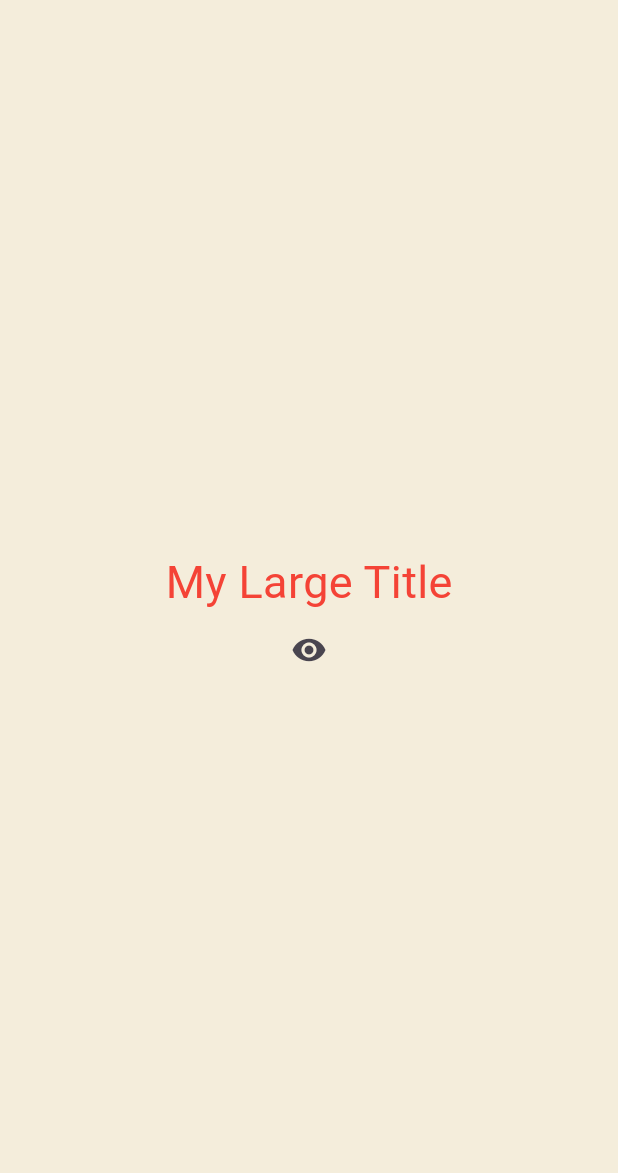
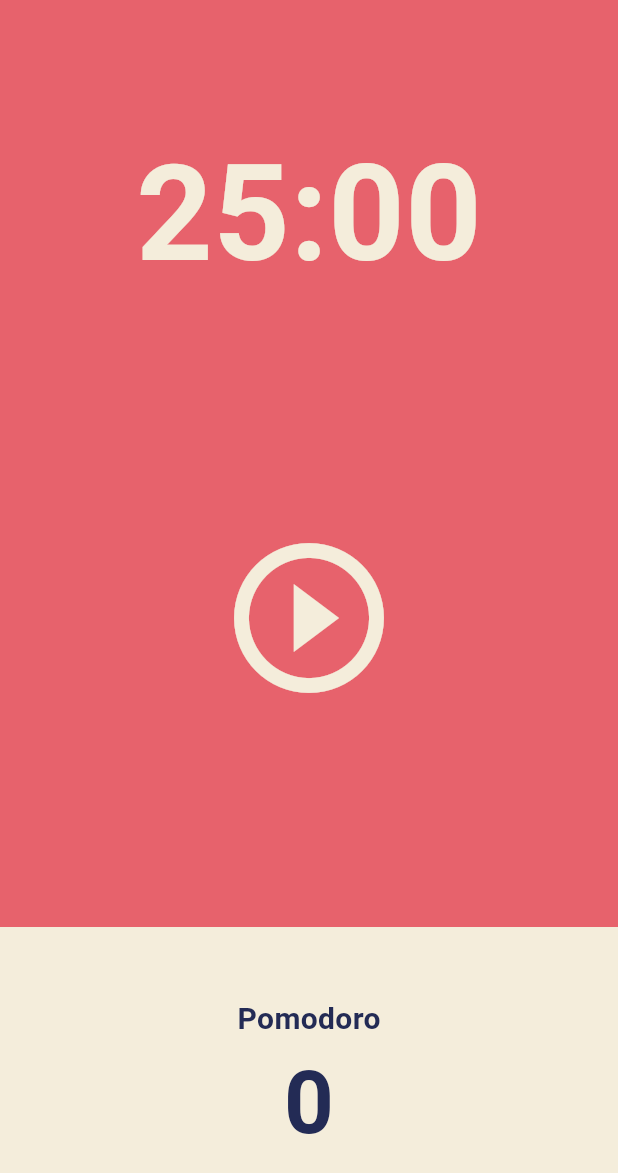
Before and after one commit to dongyoon7212/flutter_study, a Flutter app: the screen it shows after launch, on a phone screen of 412 x 824 dp. Shown: the top 1173 px of the screen. Run offline on Flutter 3.47's test engine with Material 3 defaults, Android fonts, the phone set to English and light mode, and no system bars.

Commit message:
Feat: Pomodoro App User Interface

```diff
--- a/lib/main.dart
+++ b/lib/main.dart
@@ -1,85 +1,28 @@
 import 'package:flutter/material.dart';
+import 'package:toonflix/screens/home_screen.dart';
 
 void main() {
   runApp(const App());
 }
 
-class App extends StatefulWidget {
+class App extends StatelessWidget {
   const App({super.key});
-
-  @override
-  State<App> createState() => _AppState();
-}
-
-class _AppState extends State<App> {
-  bool showTitle = true;
-
-  void toggleTitle() {
-    setState(() {
-      showTitle = !showTitle;
-    });
-  }
 
   @override
   Widget build(BuildContext context) {
     return MaterialApp(
       theme: ThemeData(
-        textTheme: TextTheme(
-          titleLarge: TextStyle(
-            color: Colors.red,
+        scaffoldBackgroundColor: const Color(0xffE7626C),
+        textTheme: const TextTheme(
+          headlineLarge: TextStyle(
+            color: Color(0xFF232B55),
           ),
         ),
+        cardColor: const Color(0xFFF4EDDB),
       ),
-      home: Scaffold(
-        backgroundColor: const Color(0xfff4eddb),
-        body: Center(
-          child: Column(
-            mainAxisAlignment: MainAxisAlignment.center,
-            children: [
-              showTitle ? MyLargeTitle() : Text("Nothing"),
-              IconButton(
-                onPressed: toggleTitle,
-                icon: Icon(Icons.remove_red_eye),
-              )
-            ],
-          ),
-        ),
+      home: const Scaffold(
+        body: HomeScreen(),
       ),
     );
   }
 }
-
-class MyLargeTitle extends StatefulWidget {
-  const MyLargeTitle({
-    super.key,
-  });
-
-  @override
-  State<MyLargeTitle> createState() => _MyLargeTitleState();
-}
-
-class _MyLargeTitleState extends State<MyLargeTitle> {
-  @override
-  void initState() {
-    super.initState();
-    print("initState");
-  }
-
-  @override
-  void dispose() {
-    super.dispose();
-    print("dispose");
-  }
-
-  @override
-  Widget build(BuildContext context) {
-    print("build");
-    return Text(
-      "My Large Title",
-      style: TextStyle(
-        fontSize: 30,
-        color: Theme.of(context).textTheme.titleLarge?.color,
-      ),
-    );
-  }
-}
--- /dev/null
+++ b/lib/screens/home_screen.dart
@@ -0,0 +1,88 @@
+import 'package:flutter/material.dart';
+import 'package:flutter/widgets.dart';
+
+class HomeScreen extends StatefulWidget {
+  const HomeScreen({super.key});
+
+  @override
+  State<HomeScreen> createState() => _HomeScreenState();
+}
+
+class _HomeScreenState extends State<HomeScreen> {
+  @override
+  Widget build(BuildContext context) {
+    return Scaffold(
+      backgroundColor: Theme.of(context).scaffoldBackgroundColor,
+      body: Column(
+        children: [
+          Flexible(
+            flex: 1,
+            child: Container(
+              alignment: Alignment.bottomCenter,
+              child: Text(
+                "25:00",
+                style: TextStyle(
+                  color: Theme.of(context).cardColor,
+                  fontSize: 89,
+                  fontWeight: FontWeight.w600,
+                ),
+              ),
+            ),
+          ),
+          Flexible(
+            flex: 2,
+            child: Center(
+              child: IconButton(
+                color: Theme.of(context).cardColor,
+                iconSize: 120,
+                onPressed: () {},
+                icon: Icon(Icons.play_circle_outline),
+              ),
+            ),
+          ),
+          Flexible(
+            flex: 1,
+            child: Row(
+              children: [
+                Expanded(
+                  child: Container(
+                    decoration: BoxDecoration(
+                      color: Theme.of(context).cardColor,
+                    ),
+                    child: Column(
+                      mainAxisAlignment: MainAxisAlignment.center,
+                      children: [
+                        Text(
+                          "Pomodoro",
+                          style: TextStyle(
+                            fontSize: 20,
+                            fontWeight: FontWeight.w600,
+                            color: Theme.of(context)
+                                .textTheme
+                                .headlineLarge!
+                                .color,
+                          ),
+                        ),
+                        Text(
+                          "0",
+                          style: TextStyle(
+                            fontSize: 58,
+                            fontWeight: FontWeight.w600,
+                            color: Theme.of(context)
+                                .textTheme
+                                .headlineLarge!
+                                .color,
+                          ),
+                        ),
+                      ],
+                    ),
+                  ),
+                ),
+              ],
+            ),
+          )
+        ],
+      ),
+    );
+  }
+}
```
